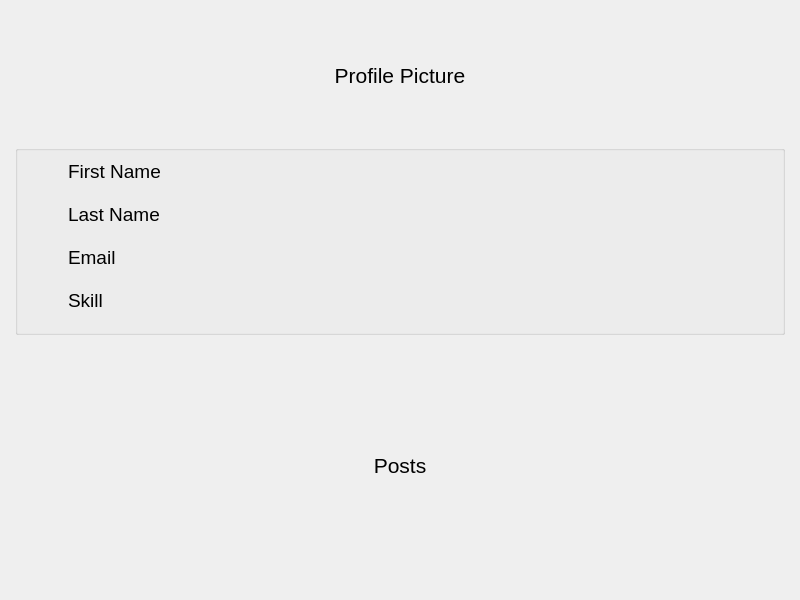
Old version of the form Forms/viewprofile.ui in the repository Sobrah/Linkedin.
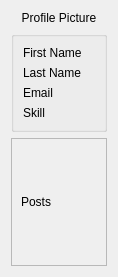
New version of the form.

Diff of the .ui file:
```diff
--- a/Forms/viewprofile.ui
+++ b/Forms/viewprofile.ui
@@ -6,36 +6,16 @@
    <rect>
     <x>0</x>
     <y>0</y>
-    <width>800</width>
-    <height>600</height>
+    <width>111</width>
+    <height>277</height>
    </rect>
   </property>
   <property name="windowTitle">
    <string>Form</string>
   </property>
-  <layout class="QVBoxLayout" name="verticalLayout" stretch="1,1,2">
-   <property name="spacing">
-    <number>10</number>
-   </property>
-   <property name="leftMargin">
-    <number>15</number>
-   </property>
-   <property name="topMargin">
-    <number>15</number>
-   </property>
-   <property name="rightMargin">
-    <number>15</number>
-   </property>
-   <property name="bottomMargin">
-    <number>15</number>
-   </property>
+  <layout class="QVBoxLayout" name="verticalLayout">
    <item>
     <widget class="QLabel" name="profileLabel">
-     <property name="font">
-      <font>
-       <pointsize>16</pointsize>
-      </font>
-     </property>
      <property name="text">
       <string>Profile Picture</string>
      </property>
@@ -49,56 +29,44 @@
      <property name="title">
       <string/>
      </property>
-     <layout class="QFormLayout" name="formLayout">
-      <property name="horizontalSpacing">
-       <number>70</number>
-      </property>
-      <property name="verticalSpacing">
-       <number>20</number>
-      </property>
-      <property name="leftMargin">
-       <number>50</number>
-      </property>
-      <property name="topMargin">
-       <number>9</number>
-      </property>
-      <property name="rightMargin">
-       <number>15</number>
-      </property>
-      <property name="bottomMargin">
-       <number>20</number>
-      </property>
+     <layout class="QFormLayout">
       <item row="0" column="0">
        <widget class="QLabel" name="nameTitleLabel">
-        <property name="font">
-         <font>
-          <pointsize>14</pointsize>
-         </font>
-        </property>
         <property name="text">
          <string>First Name</string>
         </property>
        </widget>
       </item>
-      <item row="2" column="1">
-       <widget class="QLabel" name="lastNameLabel">
-        <property name="font">
-         <font>
-          <pointsize>14</pointsize>
-         </font>
-        </property>
-        <property name="text">
-         <string/>
-        </property>
-       </widget>
-      </item>
       <item row="0" column="1">
        <widget class="QLabel" name="nameLable">
-        <property name="font">
-         <font>
-          <pointsize>14</pointsize>
-         </font>
+        <property name="text">
+         <string/>
         </property>
+       </widget>
+      </item>
+      <item row="2" column="0">
+       <widget class="QLabel" name="lastNameTitleLabel">
+        <property name="text">
+         <string>Last Name</string>
+        </property>
+       </widget>
+      </item>
+      <item row="2" column="1">
+       <widget class="QLabel" name="lastNameLabel">
+        <property name="text">
+         <string/>
+        </property>
+       </widget>
+      </item>
+      <item row="4" column="0">
+       <widget class="QLabel" name="emailTitleLabel">
+        <property name="text">
+         <string>Email</string>
+        </property>
+       </widget>
+      </item>
+      <item row="4" column="1">
+       <widget class="QLabel" name="emailLabel">
         <property name="text">
          <string/>
         </property>
@@ -106,11 +74,6 @@
       </item>
       <item row="6" column="0">
        <widget class="QLabel" name="skillTitleLabel">
-        <property name="font">
-         <font>
-          <pointsize>14</pointsize>
-         </font>
-        </property>
         <property name="text">
          <string>Skill</string>
         </property>
@@ -118,68 +81,38 @@
       </item>
       <item row="6" column="1">
        <widget class="QLabel" name="skillLabel">
-        <property name="font">
-         <font>
-          <pointsize>14</pointsize>
-         </font>
-        </property>
         <property name="text">
          <string/>
         </property>
        </widget>
       </item>
-      <item row="4" column="1">
-       <widget class="QLabel" name="emailLabel">
-        <property name="font">
-         <font>
-          <pointsize>14</pointsize>
-         </font>
-        </property>
-        <property name="text">
-         <string/>
-        </property>
-       </widget>
-      </item>
-      <item row="4" column="0">
-       <widget class="QLabel" name="emailTitleLabel">
-        <property name="font">
-         <font>
-          <pointsize>14</pointsize>
-         </font>
-        </property>
-        <property name="text">
-         <string>Email</string>
-        </property>
-       </widget>
-      </item>
-      <item row="2" column="0">
-       <widget class="QLabel" name="lastNameTitleLabel">
-        <property name="font">
-         <font>
-          <pointsize>14</pointsize>
-         </font>
-        </property>
-        <property name="text">
-         <string>Last Name</string>
-        </property>
-       </widget>
-      </item>
      </layout>
     </widget>
    </item>
    <item>
-    <widget class="QLabel" name="postsLabel">
-     <property name="font">
-      <font>
-       <pointsize>16</pointsize>
-      </font>
+    <widget class="QScrollArea" name="postScrollArea">
+     <property name="widgetResizable">
+      <bool>true</bool>
      </property>
-     <property name="text">
-      <string>Posts</string>
-     </property>
-     <property name="alignment">
-      <set>Qt::AlignCenter</set>
-     </property>
+     <widget class="QWidget" name="postScrollContents">
+      <property name="geometry">
+       <rect>
+        <x>0</x>
+        <y>0</y>
+        <width>91</width>
+        <height>69</height>
+       </rect>
+      </property>
+      <layout class="QVBoxLayout" name="postContentsLayout">
+       <item>
+        <widget class="QLabel" name="label">
+         <property name="text">
+          <string>Posts</string>
+         </property>
+        </widget>
+       </item>
+      </layout>
+     </widget>
     </widget>
    </item>
   </layout>
```
